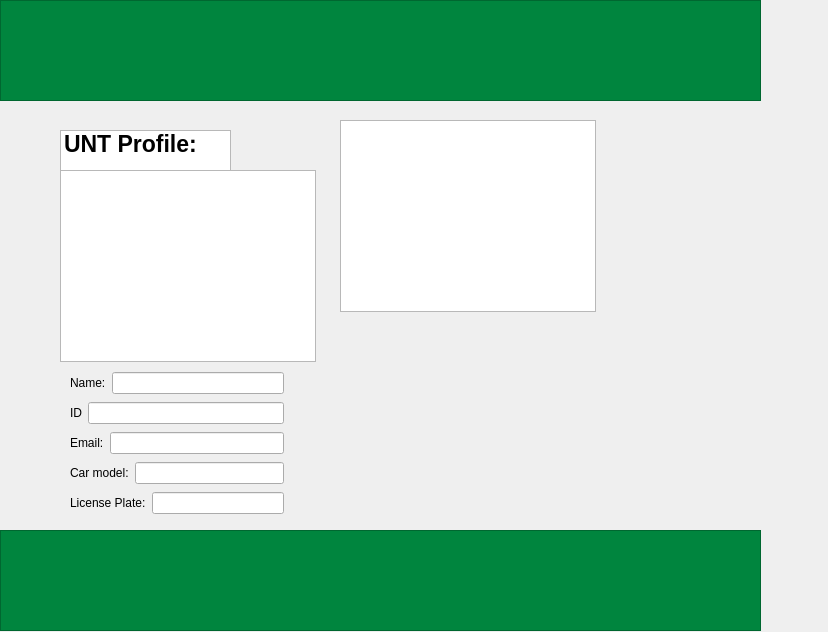
Old version of the form dialog.ui in the repository A-Monjaras/Parking-Tracker-UNT.
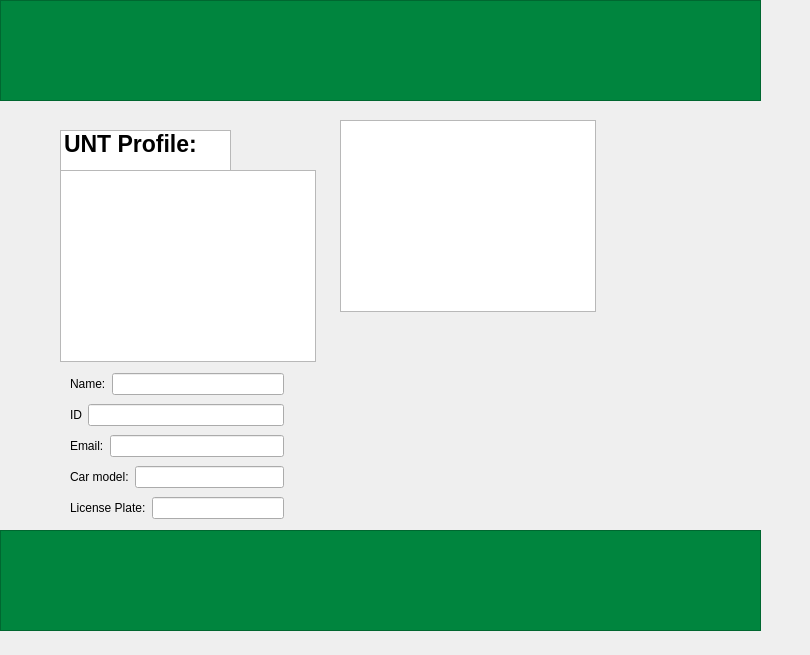
New version of the form.

```diff
--- a/dialog.ui
+++ b/dialog.ui
@@ -6,8 +6,8 @@
    <rect>
     <x>0</x>
     <y>0</y>
-    <width>828</width>
-    <height>632</height>
+    <width>810</width>
+    <height>655</height>
    </rect>
   </property>
   <property name="windowTitle">
@@ -73,7 +73,7 @@
      <x>70</x>
      <y>370</y>
      <width>214</width>
-     <height>146</height>
+     <height>156</height>
     </rect>
    </property>
    <layout class="QVBoxLayout" name="verticalLayout">
```
